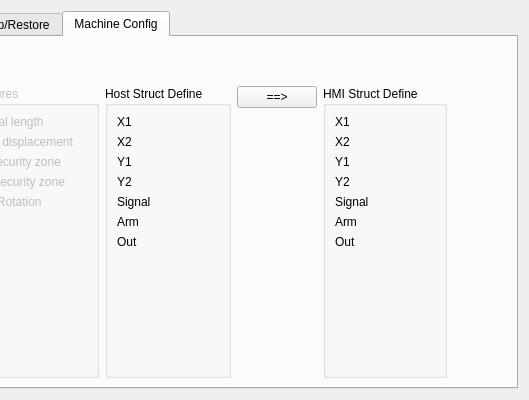
First picture: the form in hcsettings/ichcsystemsettingsframe.ui, repository GaussCheng/2-5AxisPunch, before the edit; both pictures show x 404 to 933 and y 0 to 400 of the 933 by 400 pixel window.
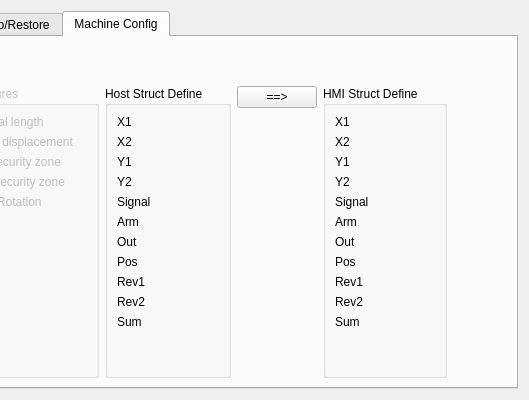
Second picture: the form after the edit. Icons and pictures are not drawn. Custom widgets are drawn as their Qt base class.

Diff of the .ui file:
```diff
--- a/hcsettings/ichcsystemsettingsframe.ui
+++ b/hcsettings/ichcsystemsettingsframe.ui
@@ -1112,6 +1112,62 @@
               </property>
              </widget>
             </item>
+            <item row="7" column="0">
+             <widget class="QLabel" name="label_31">
+              <property name="text">
+               <string>Pos</string>
+              </property>
+             </widget>
+            </item>
+            <item row="7" column="1">
+             <widget class="QLabel" name="hostPos">
+              <property name="text">
+               <string/>
+              </property>
+             </widget>
+            </item>
+            <item row="8" column="0">
+             <widget class="QLabel" name="label_32">
+              <property name="text">
+               <string>Rev1</string>
+              </property>
+             </widget>
+            </item>
+            <item row="9" column="0">
+             <widget class="QLabel" name="label_33">
+              <property name="text">
+               <string>Rev2</string>
+              </property>
+             </widget>
+            </item>
+            <item row="10" column="0">
+             <widget class="QLabel" name="label_34">
+              <property name="text">
+               <string>Sum</string>
+              </property>
+             </widget>
+            </item>
+            <item row="8" column="1">
+             <widget class="QLabel" name="hostRev1">
+              <property name="text">
+               <string/>
+              </property>
+             </widget>
+            </item>
+            <item row="9" column="1">
+             <widget class="QLabel" name="hostRev2">
+              <property name="text">
+               <string/>
+              </property>
+             </widget>
+            </item>
+            <item row="10" column="1">
+             <widget class="QLabel" name="hostSum">
+              <property name="text">
+               <string/>
+              </property>
+             </widget>
+            </item>
            </layout>
           </widget>
          </item>
@@ -1246,6 +1302,62 @@
               </property>
              </widget>
             </item>
+            <item row="7" column="0">
+             <widget class="QLabel" name="label_18">
+              <property name="text">
+               <string>Pos</string>
+              </property>
+             </widget>
+            </item>
+            <item row="7" column="1">
+             <widget class="QLabel" name="hmiPos">
+              <property name="text">
+               <string/>
+              </property>
+             </widget>
+            </item>
+            <item row="8" column="0">
+             <widget class="QLabel" name="label_19">
+              <property name="text">
+               <string>Rev1</string>
+              </property>
+             </widget>
+            </item>
+            <item row="9" column="0">
+             <widget class="QLabel" name="label_20">
+              <property name="text">
+               <string>Rev2</string>
+              </property>
+             </widget>
+            </item>
+            <item row="10" column="0">
+             <widget class="QLabel" name="label_35">
+              <property name="text">
+               <string>Sum</string>
+              </property>
+             </widget>
+            </item>
+            <item row="8" column="1">
+             <widget class="QLabel" name="hmiRev1">
+              <property name="text">
+               <string/>
+              </property>
+             </widget>
+            </item>
+            <item row="9" column="1">
+             <widget class="QLabel" name="hmiRev2">
+              <property name="text">
+               <string/>
+              </property>
+             </widget>
+            </item>
+            <item row="10" column="1">
+             <widget class="QLabel" name="hmiSum">
+              <property name="text">
+               <string/>
+              </property>
+             </widget>
+            </item>
            </layout>
           </widget>
          </item>
```
